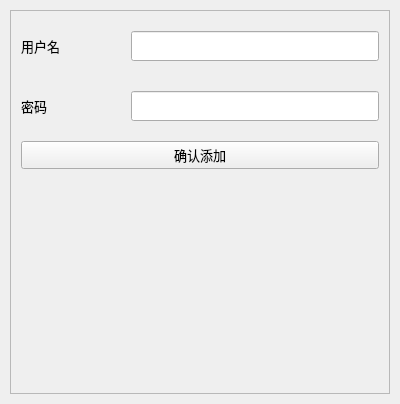
Above: STATUS/adduser.ui from cylqqqcyl/WHU_FTP before the change. Below: the same form after it.
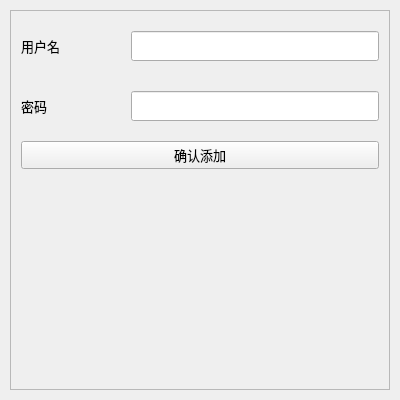
That is the form after the change.

Diff of the .ui file:
```diff
--- a/STATUS/adduser.ui
+++ b/STATUS/adduser.ui
@@ -7,9 +7,15 @@
     <x>0</x>
     <y>0</y>
     <width>400</width>
-    <height>404</height>
+    <height>400</height>
    </rect>
   </property>
+  <property name="minimumSize">
+   <size>
+    <width>400</width>
+    <height>400</height>
+   </size>
+  </property>
   <property name="font">
    <font>
     <family>微软雅黑</family>
```
